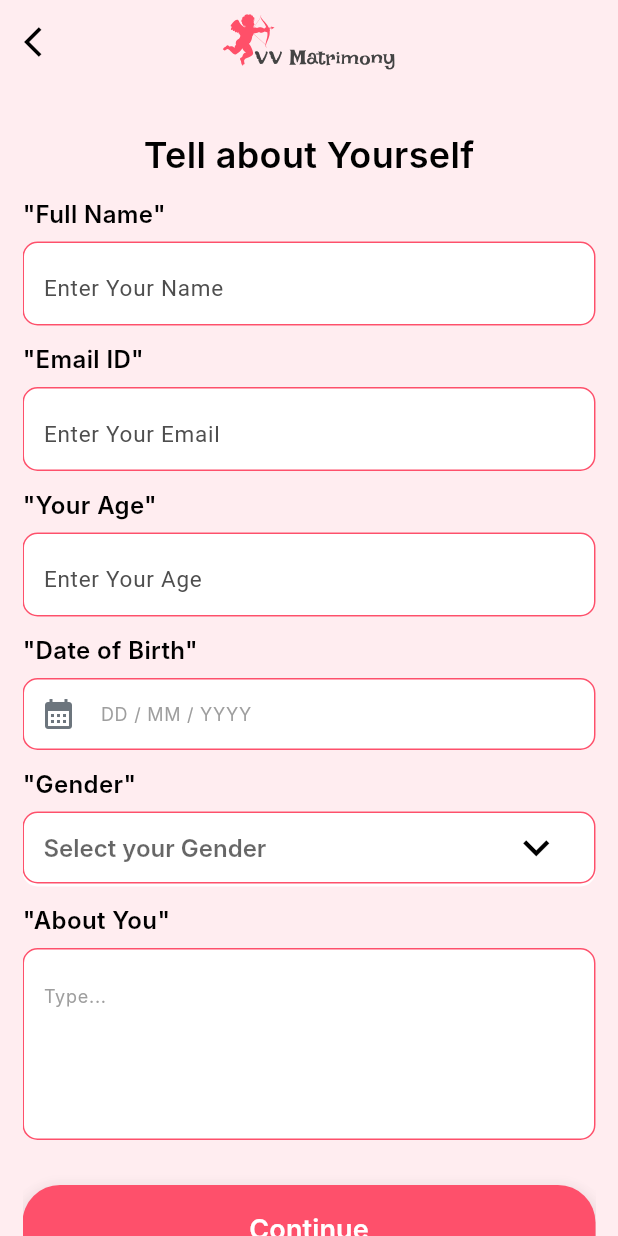
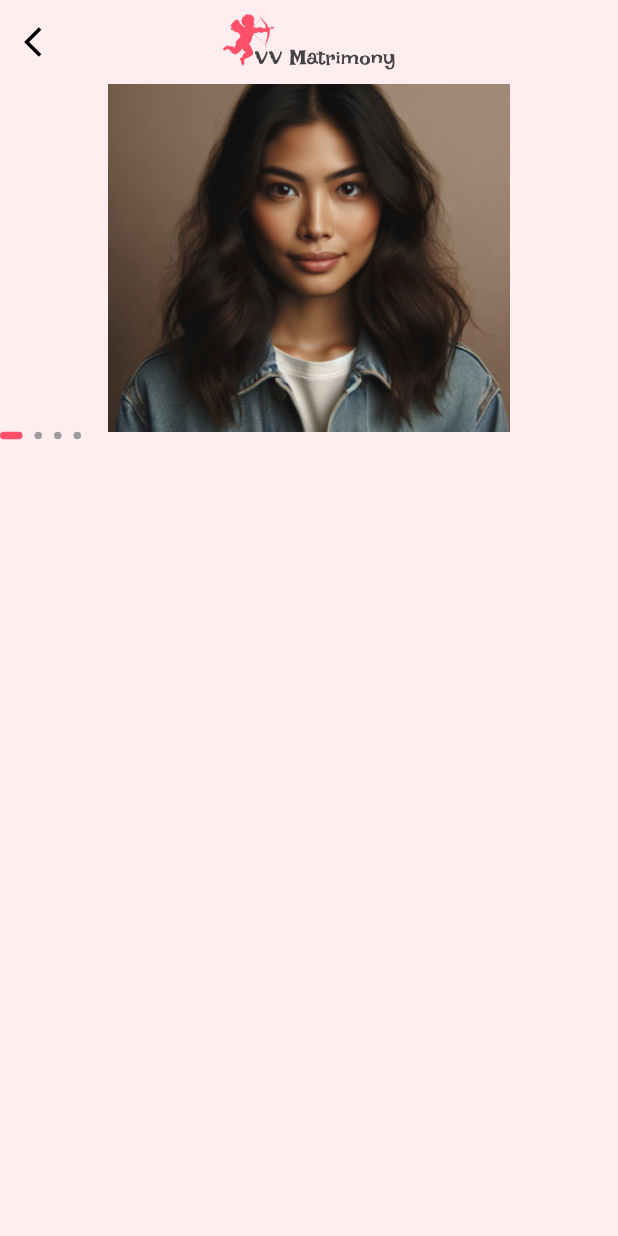
Before and after one commit to Bhavanpalanisamy/VVMatrimony, a Flutter app: the screen it shows after launch, on a phone screen of 412 x 824 dp. Run offline on Flutter 3.47's test engine with Material 3 defaults, Android fonts, the phone set to English and light mode, and no system bars; drawn by our look-alikes of carousel_slider, smooth_page_indicator; our stand-ins replace dio, dotted_border, file_picker, flutter_easyloading, flutter_riverpod, flutter_secure_storage and 11 more; missing offline and left inert: flutter_pdfview, upi_payment_flutter; Roboto replaces fonts that are missing (Inter); project files that could hold a hidden picture were left out.

Commit message:
Committing code in the Your detail screen, upload profile screen, Profile Completed screen

```diff
--- a/lib/LoginPage_Ui/LoginPage_Screen.dart
+++ b/lib/Src/LoginPage_Ui/LoginPage_Screen.dart
@@ -1,12 +1,12 @@
 import 'package:flutter/material.dart';
 import 'package:flutter/services.dart';
-import 'package:vvmatrimony/OTP_Ui/OTP_Screen.dart';
+import 'package:vvmatrimony/Common_Widgets/Common_Button.dart';
+import 'package:vvmatrimony/Common_Widgets/Image_Picker.dart';
+import 'package:vvmatrimony/Common_Widgets/Text_Form_Field.dart';
+import 'package:vvmatrimony/Src/OTP_Ui/OTP_Screen.dart';
 import 'package:vvmatrimony/utilits/Common_Colors.dart';
+import 'package:vvmatrimony/utilits/Text_Style.dart';
 
-import '../Common_Widgets/Common_Button.dart';
-import '../Common_Widgets/Image_Picker.dart';
-import '../Common_Widgets/Text_Form_Field.dart';
-import '../utilits/Text_Style.dart';
 class LoginPage extends StatefulWidget {
   const LoginPage({super.key});
 
@@ -62,7 +62,7 @@ class _LoginPageState extends State<LoginPage> {
 
             Padding(
               padding: const EdgeInsets.only(left: 15,right: 15,bottom: 30),
-              child: CommonElevatedButton(context, 'Continue', () {if(_formkey.currentState!.validate()){
+              child: CommonElevatedButton(context, 'Next', () {if(_formkey.currentState!.validate()){
                 Navigator.push(context, MaterialPageRoute(builder: (context) => OTP()));
               };}),
             ),
--- /dev/null
+++ b/lib/Src/Profile_Description_Ui/Profile_Description_Screen.dart
@@ -0,0 +1,77 @@
+import 'package:flutter/material.dart';
+import 'package:vvmatrimony/Common_Widgets/Custom_App_Bar.dart';
+import 'package:vvmatrimony/utilits/Common_Colors.dart';
+import 'package:carousel_slider/carousel_slider.dart';
+import 'package:smooth_page_indicator/smooth_page_indicator.dart';
+
+
+class Profile_Description_Screen extends StatefulWidget {
+  const Profile_Description_Screen({super.key});
+
+  @override
+  State<Profile_Description_Screen> createState() => _Profile_Description_ScreenState();
+}
+
+class _Profile_Description_ScreenState extends State<Profile_Description_Screen> {
+  int myCurrentPage = 0;
+  @override
+  Widget build(BuildContext context) {
+    return Scaffold(
+      backgroundColor: backGroundColor,
+      appBar: Custom_AppBar_Logo(title: '', actions: null, isNav: true),
+      body: SingleChildScrollView(
+        child: Container(
+          width: MediaQuery.sizeOf(context).width,
+          child: Column(
+            crossAxisAlignment: CrossAxisAlignment.start,
+            mainAxisAlignment: MainAxisAlignment.start,
+            children: [
+              CarouselSlider(
+                  items: [
+                    _carouselImg(context, profileImg: "profileImg.png"),
+                    _carouselImg(context, profileImg: "profileImg.png"),
+                    _carouselImg(context, profileImg: "profileImg.png"),
+                    _carouselImg(context, profileImg: "profileImg.png"),
+
+                  ],
+                  options: CarouselOptions(
+                    autoPlay: true,
+                    viewportFraction: 1,
+                    enlargeCenterPage: true,
+                    aspectRatio: 16/9,
+                    autoPlayAnimationDuration:Duration(milliseconds: 800),
+                    onPageChanged: (index,reason){
+                      setState(() {
+                        myCurrentPage = index;
+                      });
+                    },
+                  )
+              ),
+              AnimatedSmoothIndicator(
+                activeIndex: myCurrentPage,
+                count: 4,
+                effect: ExpandingDotsEffect(
+                    dotHeight: 5,
+                    dotWidth: 5,
+                    activeDotColor: pink1
+                ),
+              )
+            ],
+          ),
+        ),
+      ),
+    );
+  }
+}
+
+Widget _carouselImg(context,{required String profileImg}){
+  return Container(
+    height: 200,
+    width: MediaQuery.of(context).size.width,
+    decoration: BoxDecoration(
+      image: DecorationImage(image: AssetImage('lib/assets/${profileImg}'),
+      ),
+    ),
+
+  );
+}
--- a/lib/Src/Registration_Ui/Family_Registration_Screen/Professional_Registration_Screen.dart
+++ b/lib/Src/Registration_Ui/Family_Registration_Screen/Professional_Registration_Screen.dart
@@ -42,6 +42,8 @@ class _Professional_Register_ScreenState extends State<Professional_Register_Scr
               crossAxisAlignment: CrossAxisAlignment.start,
               mainAxisAlignment: MainAxisAlignment.start,
               children: [
+                //Professional
+                Head_Text(HeadText: "Tell about Some Professional"),
                 //EDUCTION
                 Title_Style(Title: 'Education', isStatus: null),
                 textFormField(
--- a/lib/YourDetails_Ui/YourDetails_Screen.dart
+++ b/lib/Src/YourDetails_Ui/YourDetails_Screen.dart
@@ -1,15 +1,15 @@
-import 'dart:js';
+
 
 import 'package:flutter/material.dart';
 import 'package:flutter/services.dart';
 import 'package:intl/intl.dart';
-import 'package:vvmatrimony/GetStarted_Ui/GetStarted_Screen.dart';
+import 'package:vvmatrimony/Common_Widgets/Common_Button.dart';
+import 'package:vvmatrimony/Common_Widgets/Custom_App_Bar.dart';
+import 'package:vvmatrimony/Common_Widgets/Text_Form_Field.dart';
+import 'package:vvmatrimony/Src/Registration_Ui/Family_Registration_Screen/Family_Registration_Screen.dart';
+import 'package:vvmatrimony/utilits/Common_Colors.dart';
+import 'package:vvmatrimony/utilits/Text_Style.dart';
 
-import '../Common_Widgets/Common_Button.dart';
-import '../Common_Widgets/Custom_App_Bar.dart';
-import '../Common_Widgets/Text_Form_Field.dart';
-import '../utilits/Common_Colors.dart';
-import '../utilits/Text_Style.dart';
 class Yourdetails extends StatefulWidget {
   const Yourdetails({super.key});
 
@@ -73,7 +73,7 @@ class _YourdetailsState extends State<Yourdetails> {
                     // TEXTFROM FIELD HEADING (Name)
 
                     Title_Style(Title: '"Full Name"', isStatus: null,),
-                    textFormField2(hintText: 'Enter Your Name',
+                    textFormField(hintText: 'Enter Your Name',
                         keyboardtype: TextInputType.text,
                         Controller: _Name,
                         inputFormatters: [
@@ -91,7 +91,7 @@ class _YourdetailsState extends State<Yourdetails> {
 
                     Title_Style(Title: '"Email ID"', isStatus: null,),
 
-                    textFormField2(hintText: 'Enter Your Email',
+                    textFormField(hintText: 'Enter Your Email',
                         keyboardtype: TextInputType.text,
 
                       Controller: _email,
@@ -112,7 +112,7 @@ class _YourdetailsState extends State<Yourdetails> {
                     // TEXTFORM FILED AGE
 
                     Title_Style(Title: '"Your Age"', isStatus: null,),
-                    textFormField2(hintText: 'Enter Your Age',
+                    textFormField(hintText: 'Enter Your Age',
                         keyboardtype: TextInputType.number,
                         Controller: _Age,
                         inputFormatters: [
@@ -198,6 +198,7 @@ class _YourdetailsState extends State<Yourdetails> {
                       padding: const EdgeInsets.only(top: 30,bottom: 50),
                       child: CommonElevatedButton(context, 'Continue', () {
                         if(_formkey.currentState!.validate()){
+                          Navigator.push(context, MaterialPageRoute(builder: (context)=>Family_Registration_Screen()));
                       };
                       }),
                     ),
--- a/lib/main.dart
+++ b/lib/main.dart
@@ -1,9 +1,7 @@
 import 'package:flutter/material.dart';
-import 'package:vvmatrimony/GetStarted_Ui/GetStarted_Screen.dart';
-import 'package:vvmatrimony/LoginPage_Ui/LoginPage_Screen.dart';
-import 'package:vvmatrimony/MyNumber_Ui/MyNumber_Screen.dart';
-import 'package:vvmatrimony/OTP_Ui/OTP_Screen.dart';
-import 'package:vvmatrimony/YourDetails_Ui/YourDetails_Screen.dart';
+import 'Src/Profile_Completed_Ui/Profile_Completed_Screen.dart';
+import 'Src/Profile_Description_Ui/Profile_Description_Screen.dart';
+import 'Src/Upload_Your_Photo_Ui/Upload_Your_Photo_Screen.dart';
 
 void main() {
   runApp(const MyApp());
@@ -22,7 +20,7 @@ class MyApp extends StatelessWidget {
         colorScheme: ColorScheme.fromSeed(seedColor: Colors.deepPurple),
         useMaterial3: true,
       ),
-      home: Yourdetails(),
+      home: Profile_Description_Screen(),
     );
   }
 }
--- a/lib/utilits/Text_Style.dart
+++ b/lib/utilits/Text_Style.dart
@@ -18,6 +18,8 @@ TextStyle SiblingsT=TextStyle( fontFamily: 'Inter', fontSize: 16, color: Colors.
 
 //BUTTON TEXT
 TextStyle ButtonT=TextStyle( fontFamily: 'Inter', fontSize: 18, color: white1, fontWeight: FontWeight.w600);
+TextStyle ButtonT1=TextStyle( fontFamily: 'Inter', fontSize: 12, color: blue3, fontWeight: FontWeight.w700);
+
 
 TextStyle appTitle=TextStyle( fontFamily: 'Roboto', fontSize: 18, color: Black, fontWeight: FontWeight.w500);
 TextStyle appTitle2=TextStyle( fontFamily: 'Roboto', fontSize: 18, color: white1, fontWeight: FontWeight.w500);
```
Also changed, not shown: lib/Src/GetStarted_Ui/GetStarted_Screen.dart (renamed from lib/GetStarted_Ui/GetStarted_Screen.dart, +3 -4 lines), lib/Src/OTP_Ui/OTP_Screen.dart (renamed from lib/OTP_Ui/OTP_Screen.dart, +7 -5 lines), lib/Src/Profile_Completed_Ui/Profile_Completed_Screen.dart (added, +47 -0 lines), lib/Src/Upload_Your_Photo_Ui/Upload_Your_Photo_Screen.dart (added, +212 -0 lines), lib/assets/addimage.svg (added), lib/assets/completed.png (added), lib/assets/completed.svg (added), lib/assets/profileImg.png (added), 2 other files.
